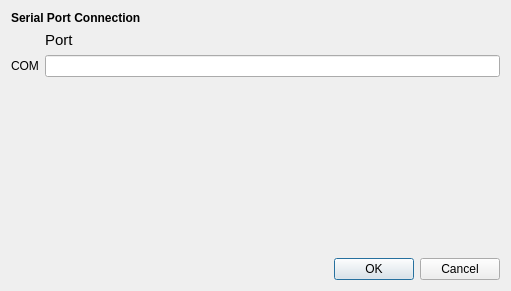
Qt form src/balyrond-pj-plugins/DataStreamBalyrond/datastream_balyrond_dialog.ui (zdavkeos/balyrond) before a commit.
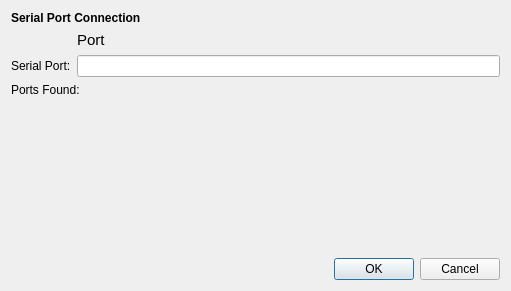
The same form after that commit.

Commit message: Add list of available ports

```diff
--- a/src/balyrond-pj-plugins/DataStreamBalyrond/datastream_balyrond_dialog.ui
+++ b/src/balyrond-pj-plugins/DataStreamBalyrond/datastream_balyrond_dialog.ui
@@ -46,7 +46,7 @@
      <item row="1" column="0">
       <widget class="QLabel" name="label_7">
        <property name="text">
-        <string>COM</string>
+        <string>Serial Port:</string>
        </property>
       </widget>
      </item>
@@ -59,6 +59,13 @@
      </item>
     </layout>
    </item>
+   <item>
+    <widget class="QLabel" name="portsLabel">
+     <property name="text">
+      <string>Ports Found:</string>
+     </property>
+    </widget>
+   </item>
    <item>
     <spacer name="verticalSpacer">
      <property name="orientation">
```
The commit also changes 1 other file.
